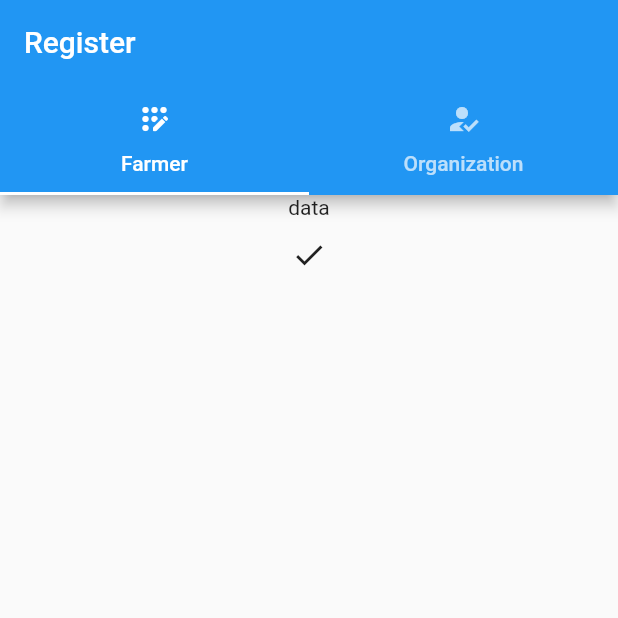
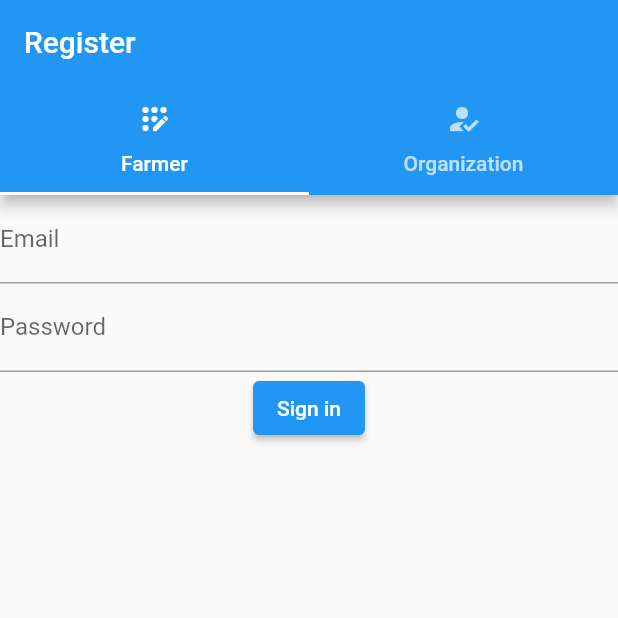
Before and after one commit to siddiquimohdhammad/Hackathon-Algorithm, a Flutter app: the screen it shows after launch, on a phone screen of 412 x 824 dp, the top half of it. Run offline on Flutter 3.47's test engine with Material 2 defaults, Android fonts, the phone set to English and light mode, and no system bars; our stand-ins replace cloud_firestore, firebase_auth, firebase_core, pie_chart; accounts and stored records are empty.

Commit message:
fixed signup

```diff
--- a/lib/Register.dart
+++ b/lib/Register.dart
@@ -1,4 +1,5 @@
 import 'package:farmerconnect/navbar.dart';
+import 'package:farmerconnect/services/Auth.dart';
 import 'package:flutter/material.dart';
 import 'package:flutter/src/foundation/key.dart';
 import 'package:flutter/src/widgets/framework.dart';
@@ -9,6 +10,8 @@ class Register extends StatefulWidget {
   @override
   State<Register> createState() => _RegisterState();
 }
+
+
 
 class _RegisterState extends State<Register> {
   @override
@@ -29,19 +32,14 @@ class _RegisterState extends State<Register> {
             )
           ]),
         ),
-        body: TabBarView(children: [
-          Farmer(context),
-          Center(
-            child: Text('organization'),
-          )
-        ]),
+        body: TabBarView(children: [LoginPage(),
+        Farmer1(context)]),
       ),
     );
   }
 }
 
-
-Widget Farmer(BuildContext context) {
+Widget Farmer1(BuildContext context) {
   return Container(
     child: Form(
         child: Column(
@@ -50,11 +48,9 @@ Widget Farmer(BuildContext context) {
         IconButton(
             onPressed: () {
               Navigator.push(
-                context,
-                 MaterialPageRoute(builder: (context)=>navBar())
-                 );
+                  context, MaterialPageRoute(builder: (context) => navBar()));
             },
-            icon:Icon(Icons.done) ),
+            icon: Icon(Icons.done)),
       ],
     )),
   );
--- /dev/null
+++ b/lib/services/Auth.dart
@@ -0,0 +1,135 @@
+import 'package:flutter/material.dart';
+import 'package:firebase_auth/firebase_auth.dart';
+
+import '../navbar.dart';
+
+class LoginPage extends StatefulWidget {
+  @override
+  _LoginPageState createState() => _LoginPageState();
+}
+
+class _LoginPageState extends State<LoginPage> {
+  final GlobalKey<FormState> _formKey = GlobalKey<FormState>();
+  final TextEditingController _emailController = TextEditingController();
+  final TextEditingController _passwordController = TextEditingController();
+
+  FirebaseAuth _auth = FirebaseAuth.instance;
+
+  String _email = '';
+  String _password = '';
+
+  createUser({email,password})
+  async {
+   try {UserCredential userCredential = await _auth.createUserWithEmailAndPassword(email: email, password: password);}
+   catch(e)
+   {
+    print(e);
+   }
+  }
+
+  @override
+  Widget build(BuildContext context) {
+    return Container(
+      child: Form(
+        key: _formKey,
+        child: Column(
+          children: <Widget>[
+            TextFormField(
+              validator: (input) {
+                if (input!.isEmpty) {
+                  return 'Please enter your email';
+                }
+                return null;
+              },
+              controller: _emailController,
+              decoration: InputDecoration(
+                labelText: 'Email',
+              ),
+            ),
+            TextFormField(
+              validator: (input) {
+                if (input!.length < 6) {
+                  return 'Your password must be at least 6 characters';
+                }
+                return null;
+              },
+              controller: _passwordController,
+              decoration: InputDecoration(
+                labelText: 'Password',
+              ),
+              obscureText: true,
+            ),
+            ElevatedButton(
+              onPressed: () {
+                signIn();
+              },
+              child: Text('Sign in'),
+            ),
+          ],
+        ),
+      ),
+    );
+  }
+
+  void signIn() async {
+    if (_formKey.currentState!.validate()) {
+      _formKey.currentState!.save();
+
+      try {
+        _email = _emailController.text.trim();
+        _password = _passwordController.text.trim();
+        createUser(email: _email,password: _password);
+
+        Navigator.push(
+            context, MaterialPageRoute(builder: (context) => navBar()));
+      } catch (e) {
+        print(e.toString());
+      }
+    }
+  }
+}
+
+
+
+
+/*
+final formkey = GlobalKey<FormState>();
+  return Container(
+    child: Form(
+        key: formkey,
+        child: Column(
+          children: [
+            Text('data'),
+            TextFormField(
+              decoration: InputDecoration(hintText: "Name"),
+              validator: (value) {
+                if (value!.isEmpty) return 'Name';
+              },
+            ),
+            TextFormField(
+              controller: _emailControllor,
+              decoration: InputDecoration(hintText: "Email"),
+              validator: (value) {
+                if (value!.isEmpty) return 'Email required';
+              },
+            ),
+            TextFormField(
+              controller: _passwordControllor,
+              decoration: InputDecoration(hintText: "Password"),
+              validator: (value) {
+                if (value!.isEmpty) return 'password required';
+              },
+            ),
+            IconButton(
+                onPressed: () {
+                  if (formkey.currentState!.validate()){
+                    createUser();
+
+                  Navigator.push(context,
+                      MaterialPageRoute(builder: (context) => navBar()));}
+                },
+                icon: Icon(Icons.done)),
+          ],
+        )),
+  );
+ */
--- a/pubspec.yaml
+++ b/pubspec.yaml
@@ -32,6 +32,8 @@ dependencies:
   dio: ^5.0.1
   http: ^0.13.5
   flutter_spinkit: ^5.1.0
+  firebase_auth: ^4.2.9
+
 
 
 
```
Also changed, not shown: pubspec.lock, 1 other file.
